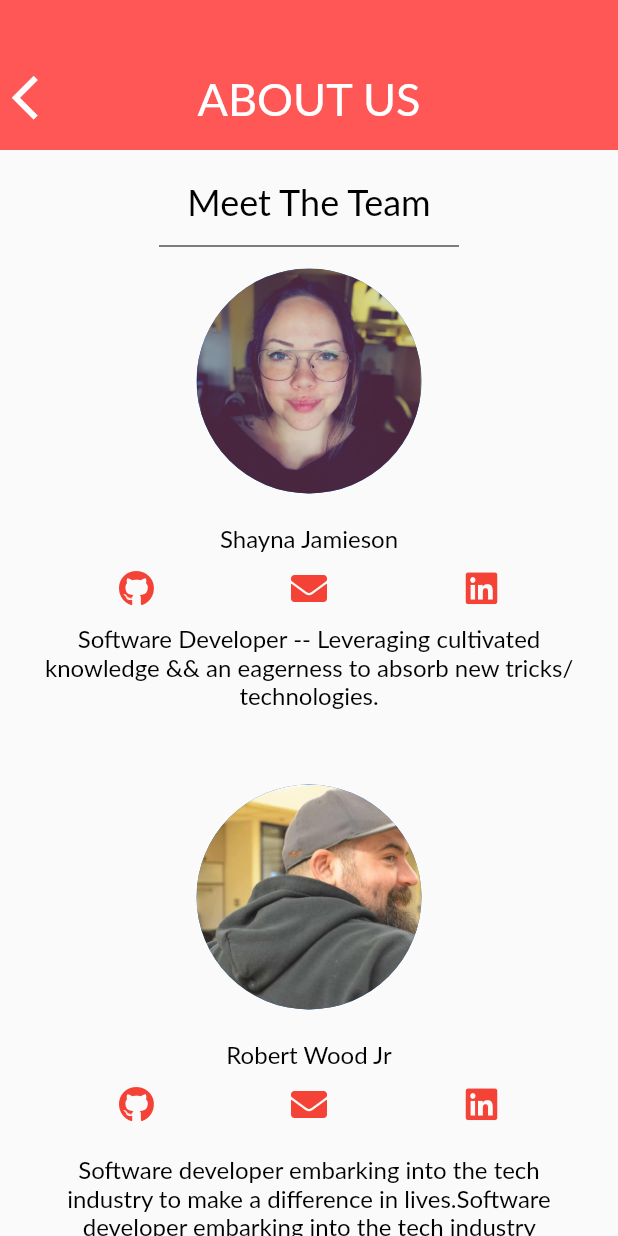
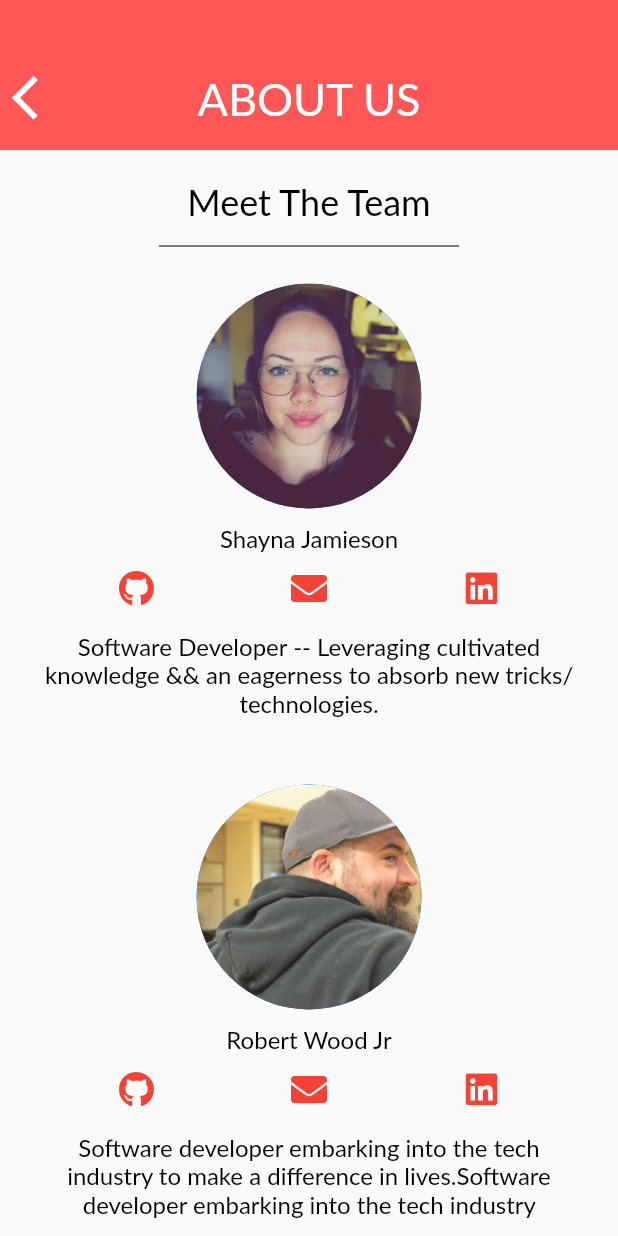
Before and after one commit to jamiesonshayna/LookToTheCook, a Flutter app: the AboutUsScreen screen opened by its route, on a phone screen of 412 x 824 dp. Run offline on Flutter 3.47's test engine with Material 2 defaults, Android fonts, the phone set to English and light mode, and no system bars; our stand-ins replace font_awesome_flutter; Roboto replaces fonts that are missing (Lato).

```diff
--- a/look_to_the_cook/lib/views/about_us_screen.dart
+++ b/look_to_the_cook/lib/views/about_us_screen.dart
@@ -55,12 +55,15 @@ class AboutUsScreen extends StatelessWidget {
                     color: Colors.black,
                   ),
                 ),
-                CircleAvatar(
-                  radius: 75.0,
-                  backgroundImage: AssetImage('images/js_prof.png'),
+                Padding(
+                  padding: const EdgeInsets.only(top: 10.0),
+                  child: CircleAvatar(
+                    radius: 75.0,
+                    backgroundImage: AssetImage('images/js_prof.png'),
+                  ),
                 ),
                 Padding(
-                  padding: EdgeInsets.only( top: 20.0),
+                  padding: EdgeInsets.only( top: 10.0),
                   child: NormalText(
                     text: "Shayna Jamieson",
                     textSize: 16,
@@ -85,7 +88,7 @@ class AboutUsScreen extends StatelessWidget {
 
                     ]),
                 Padding(
-                  padding: const EdgeInsets.symmetric(horizontal: 25.0),
+                  padding: const EdgeInsets.only(left: 25.0, right: 25.0, top: 5.0),
                   child: NormalText(
                     text: "Software Developer -- Leveraging cultivated knowledge && an eagerness to absorb new tricks/technologies.",
                     textSize: 16,
@@ -94,7 +97,7 @@ class AboutUsScreen extends StatelessWidget {
                 ),
 
                 SizedBox(
-                  height: 50.0,
+                  height: 45.0,
                 ),
 
                 CircleAvatar(
@@ -102,7 +105,7 @@ class AboutUsScreen extends StatelessWidget {
                   backgroundImage: AssetImage('images/rw_prof.jpg'),
                 ),
                 Padding(
-                  padding: const EdgeInsets.only(top: 20.0),
+                  padding: const EdgeInsets.only(top: 10.0),
                   child: NormalText(
                     text: "Robert Wood Jr",
                     textSize: 16,
@@ -126,7 +129,7 @@ class AboutUsScreen extends StatelessWidget {
                       ),
                     ]),
                 Padding(
-                  padding: const EdgeInsets.only( left: 25.0, top: 10.0, right: 25.0, bottom: 100.0),
+                  padding: const EdgeInsets.only( left: 25.0, top: 5.0, right: 25.0, bottom: 100.0),
                   child: NormalText(
                     text: "Software developer embarking into the tech industry "
                         "to make a difference in lives.Software developer embarking into the tech industry ",
```
Also changed, not shown: 37 other files.
